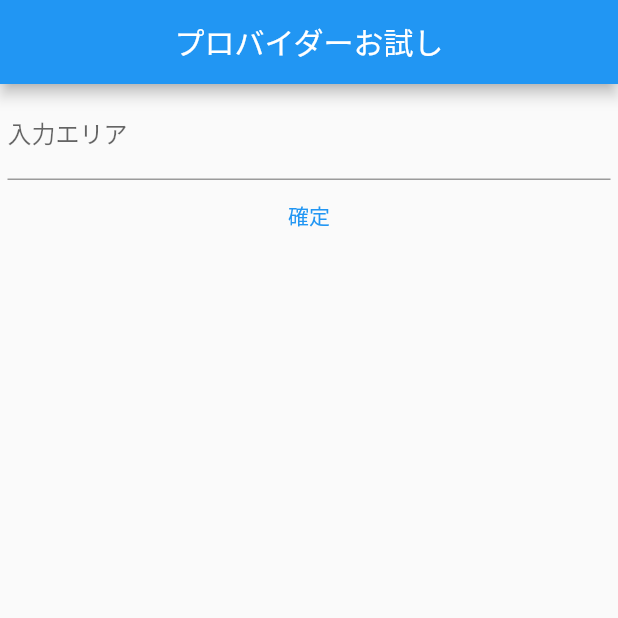
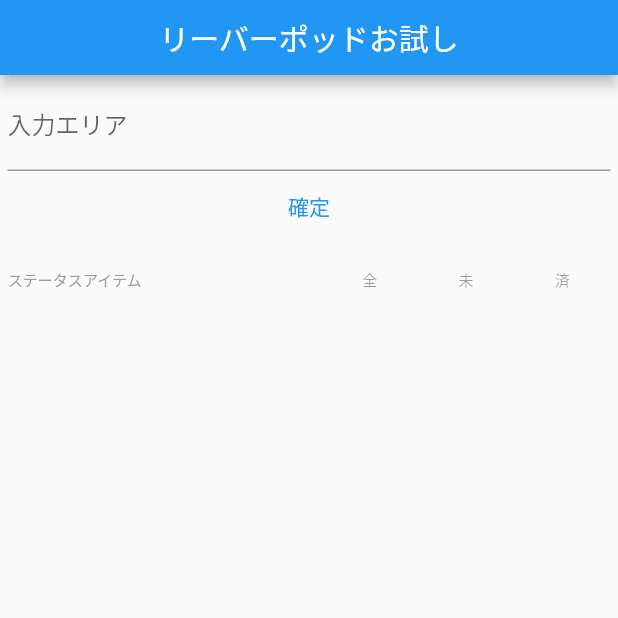
Before and after one commit to of3jlmssoo/flutter_riverpod_exercise, a Flutter app: the screen it shows after launch, on a phone screen of 412 x 824 dp, the top half of it. Run offline on Flutter 3.47's test engine with Material 2 defaults, Android fonts, the phone set to English and light mode, and no system bars; our stand-ins replace flutter_riverpod, hooks_riverpod, riverpod, stack_trace.

Commit message:
textbutton for filter

```diff
--- a/lib/main.dart
+++ b/lib/main.dart
@@ -3,6 +3,13 @@ import 'package:flutter_riverpod/flutter_riverpod.dart';
 import 'package:riverpod/riverpod.dart';
 import 'package:hooks_riverpod/hooks_riverpod.dart';
 import 'package:stack_trace/stack_trace.dart' as stack_trace;
+
+// switchしているのはfilterTodos
+// この中で2つをwatch
+//    final filter = ref.watch(todoListFilter);
+//        これはStateProviderで、all、active、completedのいずれか
+//  final todos = ref.watch(todoListProvider);
+//        これはListのやつ。サンプルは重構造になっているがここではEntryItemNotifierが該当
 
 final itemCount = Provider<int>((ref) {
   return ref.watch(EntryItemNotifier as AlwaysAliveProviderListenable).length;
@@ -52,16 +59,22 @@ class AccountScreen extends ConsumerWidget {
 
     return Scaffold(
       resizeToAvoidBottomInset: false,
-      appBar: AppBar(
-        title: Text('プロバイダーお試し'),
-        centerTitle: true,
+      appBar: PreferredSize(
+        preferredSize: const Size.fromHeight(50.0),
+        child: AppBar(
+          title: Text('リーバーポッドお試し'),
+          centerTitle: true,
+        ),
       ),
       body: Center(
         child: Column(
           children: [
-            Expanded(flex: 1, child: MyInputItem()),
-            Expanded(
-              flex: 2,
+            // Flexible(flex: 1, child: MyInputItem()),
+            Container(
+              child: MyInputItem(),
+            ),
+            Flexible(
+              // flex: 2,
               child: ListView(
                 children: [
                   for (final i in entries)
@@ -101,7 +114,7 @@ class MyInputItem extends ConsumerWidget {
       child: Form(
         key: formKey,
         child: SizedBox(
-          height: 150,
+          height: 160,
           child: Column(
             children: [
               TextFormField(
@@ -117,7 +130,53 @@ class MyInputItem extends ConsumerWidget {
                   ref.read(listProvider.notifier).addItem(currentItem);
                   formKey.currentState?.reset();
                 },
-                child: const Text('確定'),
+                child: const Text(
+                  '確定',
+                  // style: TextStyle(fontSize: 15),
+                ),
+              ),
+              Row(
+                mainAxisAlignment: MainAxisAlignment.spaceEvenly,
+                children: [
+                  Text(
+                    'ステータス',
+                    style: TextStyle(color: Colors.grey, fontSize: 10),
+                  ),
+                  Text(
+                    'アイテム',
+                    style: TextStyle(color: Colors.grey, fontSize: 10),
+                  ),
+                  SizedBox(
+                    width: 120,
+                  ),
+                  TextButton(
+                    onPressed: null,
+                    child: const Text('全'),
+                    style: TextButton.styleFrom(
+                        textStyle: const TextStyle(
+                      color: Colors.grey,
+                      fontSize: 10,
+                    )),
+                  ),
+                  TextButton(
+                    onPressed: null,
+                    child: const Text('未'),
+                    style: TextButton.styleFrom(
+                        textStyle: const TextStyle(
+                      color: Colors.grey,
+                      fontSize: 10,
+                    )),
+                  ),
+                  TextButton(
+                    onPressed: null,
+                    child: const Text('済'),
+                    style: TextButton.styleFrom(
+                        textStyle: const TextStyle(
+                      color: Colors.grey,
+                      fontSize: 10,
+                    )),
+                  ),
+                ],
               ),
             ],
           ),
```
